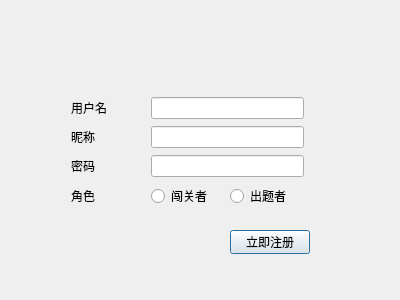
First picture: the form in signupdialog.ui, repository Poeroz/wordgame, before the edit.
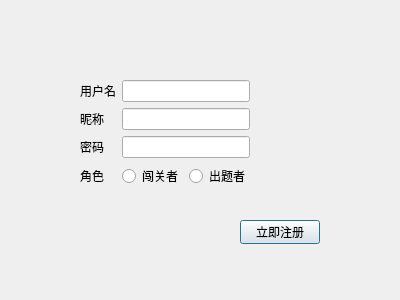
Second picture: the form after the edit.

Diff of the .ui file:
```diff
--- a/signupdialog.ui
+++ b/signupdialog.ui
@@ -16,13 +16,16 @@
   <widget class="QWidget" name="layoutWidget">
    <property name="geometry">
     <rect>
-     <x>71</x>
-     <y>96</y>
-     <width>233</width>
-     <height>117</height>
+     <x>80</x>
+     <y>80</y>
+     <width>241</width>
+     <height>121</height>
     </rect>
    </property>
    <layout class="QGridLayout" name="gridLayout">
+    <property name="sizeConstraint">
+     <enum>QLayout::SetFixedSize</enum>
+    </property>
     <item row="2" column="1" colspan="2">
      <widget class="QLineEdit" name="pwdLineEdit">
       <property name="echoMode">
@@ -89,8 +92,8 @@
   <widget class="QPushButton" name="okBtn">
    <property name="geometry">
     <rect>
-     <x>230</x>
-     <y>230</y>
+     <x>240</x>
+     <y>220</y>
      <width>80</width>
      <height>24</height>
     </rect>
```
